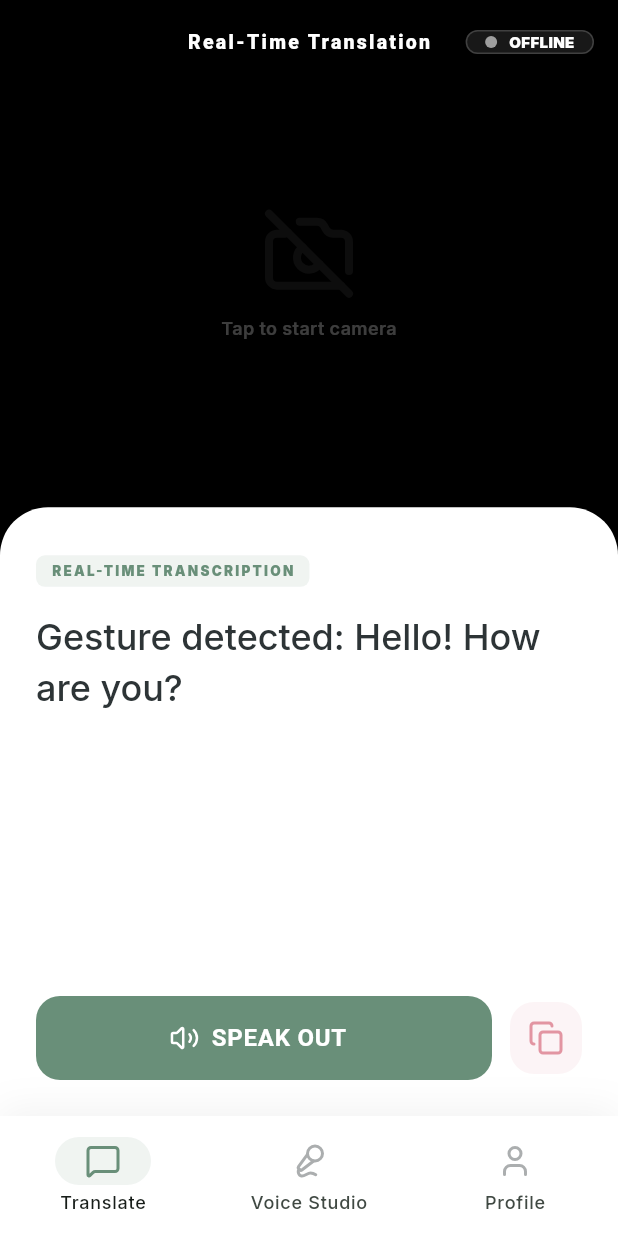
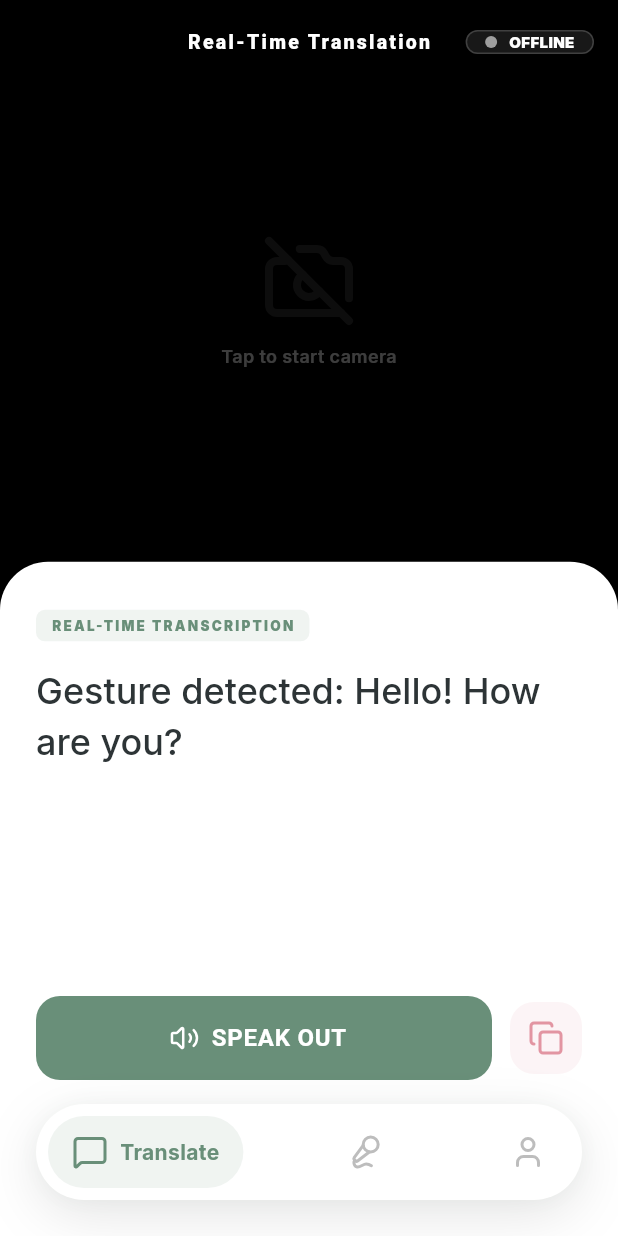
Before and after one commit to JustRamm/Parrot, a Flutter app: the MainNavigationWrapper screen opened by its route, on a phone screen of 412 x 824 dp. Run offline on Flutter 3.47's test engine with Material 3 defaults, Android fonts, the phone set to English and light mode, and no system bars; our stand-ins replace go_router, google_fonts, lucide_icons.

Commit message:
Revamped Bottom Navigation Bar with floating design and animations, fixed icons

```diff
--- a/lib/screens/home/communication_hub.dart
+++ b/lib/screens/home/communication_hub.dart
@@ -227,6 +227,7 @@ class _CommunicationHubState extends State<CommunicationHub> {
                       ),
                     ],
                   ),
+                  const SizedBox(height: 80), // Clearance for floating navbar
                 ],
               ),
             ),
--- a/lib/screens/navigation/main_navigation.dart
+++ b/lib/screens/navigation/main_navigation.dart
@@ -24,40 +24,93 @@ class _MainNavigationWrapperState extends State<MainNavigationWrapper> {
   @override
   Widget build(BuildContext context) {
     return Scaffold(
-      body: IndexedStack(
+      extendBody: true, // Allows body to extend behind the navbar
+      body: Stack(
+        children: [
+          IndexedStack(
             index: _selectedIndex,
             children: _screens,
           ),
-      bottomNavigationBar: Container(
+          Positioned(
+            left: 24,
+            right: 24,
+            bottom: 24,
+            child: _buildCustomNavBar(),
+          ),
+        ],
+      ),
+    );
+  }
+
+  Widget _buildCustomNavBar() {
+    return Container(
+      padding: const EdgeInsets.symmetric(horizontal: 8, vertical: 8),
       decoration: BoxDecoration(
+        color: AppTheme.surfaceWhite,
+        borderRadius: BorderRadius.circular(32),
         boxShadow: [
           BoxShadow(
-              color: Colors.black.withOpacity(0.05),
-              blurRadius: 20,
-              offset: const Offset(0, -5),
-            )
+            color: Colors.black.withOpacity(0.1),
+            blurRadius: 30,
+            offset: const Offset(0, 10),
+          ),
+          BoxShadow(
+            color: AppTheme.logoSage.withOpacity(0.05),
+            blurRadius: 10,
+            offset: const Offset(0, 0),
+          ),
         ],
       ),
-        child: NavigationBar(
-          selectedIndex: _selectedIndex,
-          onDestinationSelected: (index) => setState(() => _selectedIndex = index),
-          backgroundColor: AppTheme.surfaceWhite,
-          indicatorColor: AppTheme.logoSage.withOpacity(0.1),
-          destinations: [
-            NavigationDestination(
-               icon: Icon(LucideIcons.messageSquare, color: AppTheme.primaryDark.withOpacity(0.4)),
-              selectedIcon: Icon(LucideIcons.messageSquare, color: AppTheme.logoSage),
-              label: 'Translate',
+      child: Row(
+        mainAxisAlignment: MainAxisAlignment.spaceBetween,
+        children: [
+          _buildNavItem(0, LucideIcons.messageSquare, "Translate"),
+          _buildNavItem(1, LucideIcons.mic2, "Voice Studio"),
+          _buildNavItem(2, LucideIcons.user, "Profile"),
+        ],
       ),
-            NavigationDestination(
-               icon: Icon(LucideIcons.mic2, color: AppTheme.primaryDark.withOpacity(0.4)),
-              selectedIcon: Icon(LucideIcons.mic2, color: AppTheme.logoSage),
-              label: 'Voice Studio',
+    );
+  }
+
+  Widget _buildNavItem(int index, IconData icon, String label) {
+    final isSelected = _selectedIndex == index;
+    return GestureDetector(
+      onTap: () => setState(() => _selectedIndex = index),
+      child: AnimatedContainer(
+        duration: const Duration(milliseconds: 300),
+        curve: Curves.easeInOut,
+        padding: const EdgeInsets.symmetric(horizontal: 16, vertical: 12),
+        decoration: BoxDecoration(
+          color: isSelected ? AppTheme.logoSage.withOpacity(0.1) : Colors.transparent,
+          borderRadius: BorderRadius.circular(24),
         ),
-            NavigationDestination(
-               icon: Icon(LucideIcons.user, color: AppTheme.primaryDark.withOpacity(0.4)),
-              selectedIcon: Icon(LucideIcons.user, color: AppTheme.logoSage),
-              label: 'Profile',
+        child: Row(
+          mainAxisSize: MainAxisSize.min,
+          children: [
+            Icon(
+              icon,
+              color: isSelected ? AppTheme.logoSage : Colors.grey.shade400,
+              size: 24,
+            ),
+            AnimatedSize(
+              duration: const Duration(milliseconds: 300),
+              curve: Curves.easeInOut,
+              child: SizedBox(
+                width: isSelected ? null : 0,
+                child: Padding(
+                  padding: EdgeInsets.only(left: isSelected ? 8.0 : 0),
+                  child: Text(
+                    label,
+                    maxLines: 1,
+                    overflow: TextOverflow.ellipsis,
+                    style: const TextStyle(
+                      color: AppTheme.logoSage,
+                      fontWeight: FontWeight.w700,
+                      fontSize: 14,
+                    ),
+                  ),
+                ),
+              ),
             ),
           ],
         ),
--- a/lib/screens/profile/profile_screen.dart
+++ b/lib/screens/profile/profile_screen.dart
@@ -110,7 +110,7 @@ class ProfileScreen extends StatelessWidget {
                 ),
               ),
             ),
-            const SizedBox(height: 40),
+            const SizedBox(height: 120),
           ],
         ),
       ),
--- a/lib/screens/voice_studio/voice_library.dart
+++ b/lib/screens/voice_studio/voice_library.dart
@@ -2,7 +2,6 @@ import 'package:flutter/material.dart';
 import 'package:go_router/go_router.dart';
 import 'package:lucide_icons/lucide_icons.dart';
 import '../../core/theme.dart';
-import '../onboarding/voice_creation_wizard.dart';
 
 class VoiceLibraryScreen extends StatefulWidget {
   const VoiceLibraryScreen({super.key});
@@ -60,7 +59,7 @@ class _VoiceLibraryScreenState extends State<VoiceLibraryScreen> {
             ),
             const SizedBox(height: 32),
             _buildCreateNewCard(context),
-            const SizedBox(height: 40),
+            const SizedBox(height: 120),
           ],
         ),
       ),
@@ -201,7 +200,7 @@ class _VoiceLibraryScreenState extends State<VoiceLibraryScreen> {
             Container(
               padding: const EdgeInsets.all(12),
               decoration: BoxDecoration(color: AppTheme.logoSage.withOpacity(0.1), shape: BoxShape.circle),
-              child: const Icon(LucideIcons.microphone, color: AppTheme.logoSage),
+              child: const Icon(LucideIcons.mic, color: AppTheme.logoSage),
             ),
             const SizedBox(width: 16),
             const Expanded(
```
Lines whose indentation alone changed are shown as unchanged.
